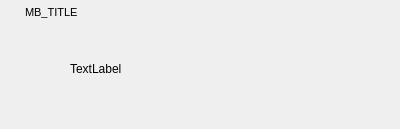
Old version of the form src/messagebox.ui in the repository CuteTorrent/CuteTorrent.
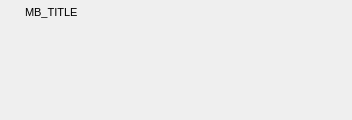
New version of the form. Icons and pictures are not drawn.

The edit to the form file:
```diff
--- a/src/messagebox.ui
+++ b/src/messagebox.ui
@@ -9,10 +9,16 @@
    <rect>
     <x>0</x>
     <y>0</y>
-    <width>400</width>
-    <height>129</height>
+    <width>352</width>
+    <height>120</height>
    </rect>
   </property>
+  <property name="sizePolicy">
+   <sizepolicy hsizetype="Minimum" vsizetype="Minimum">
+    <horstretch>0</horstretch>
+    <verstretch>0</verstretch>
+   </sizepolicy>
+  </property>
   <property name="windowTitle">
    <string>Dialog</string>
   </property>
@@ -142,24 +148,9 @@
      <property name="styleSheet">
       <string notr="true"/>
      </property>
-     <layout class="QGridLayout" name="gridLayout_4">
-      <property name="leftMargin">
-       <number>9</number>
-      </property>
-      <property name="topMargin">
-       <number>6</number>
-      </property>
-      <property name="rightMargin">
-       <number>9</number>
-      </property>
-      <property name="bottomMargin">
-       <number>9</number>
-      </property>
-      <property name="horizontalSpacing">
-       <number>0</number>
-      </property>
-      <property name="verticalSpacing">
-       <number>2</number>
+     <layout class="QGridLayout" name="gridLayout" rowstretch="0,100" rowminimumheight="2,6">
+      <property name="sizeConstraint">
+       <enum>QLayout::SetNoConstraint</enum>
       </property>
       <item row="1" column="0" colspan="2">
        <widget class="QDialogButtonBox" name="buttonBox">
@@ -174,41 +165,38 @@
         </property>
        </widget>
       </item>
+      <item row="0" column="0">
+       <widget class="QLabel" name="icon">
+        <property name="sizePolicy">
+         <sizepolicy hsizetype="Fixed" vsizetype="Fixed">
+          <horstretch>0</horstretch>
+          <verstretch>0</verstretch>
+         </sizepolicy>
+        </property>
+        <property name="minimumSize">
+         <size>
+          <width>48</width>
+          <height>48</height>
+         </size>
+        </property>
+        <property name="maximumSize">
+         <size>
+          <width>48</width>
+          <height>48</height>
+         </size>
+        </property>
+        <property name="alignment">
+         <set>Qt::AlignCenter</set>
+        </property>
+       </widget>
+      </item>
       <item row="0" column="1">
        <widget class="QLabel" name="text">
         <property name="text">
-         <string>TextLabel</string>
+         <string/>
         </property>
         <property name="wordWrap">
          <bool>true</bool>
-        </property>
-        <property name="textInteractionFlags">
-         <set>Qt::NoTextInteraction</set>
-        </property>
-       </widget>
-      </item>
-      <item row="0" column="0">
-       <widget class="QLabel" name="icon">
-        <property name="maximumSize">
-         <size>
-          <width>60</width>
-          <height>60</height>
-         </size>
-        </property>
-        <property name="styleSheet">
-         <string notr="true">#icon{
-  margin-right:10px;
-  margin-top:10px;
-}</string>
-        </property>
-        <property name="text">
-         <string/>
-        </property>
-        <property name="scaledContents">
-         <bool>true</bool>
-        </property>
-        <property name="textInteractionFlags">
-         <set>Qt::NoTextInteraction</set>
         </property>
        </widget>
       </item>
```
